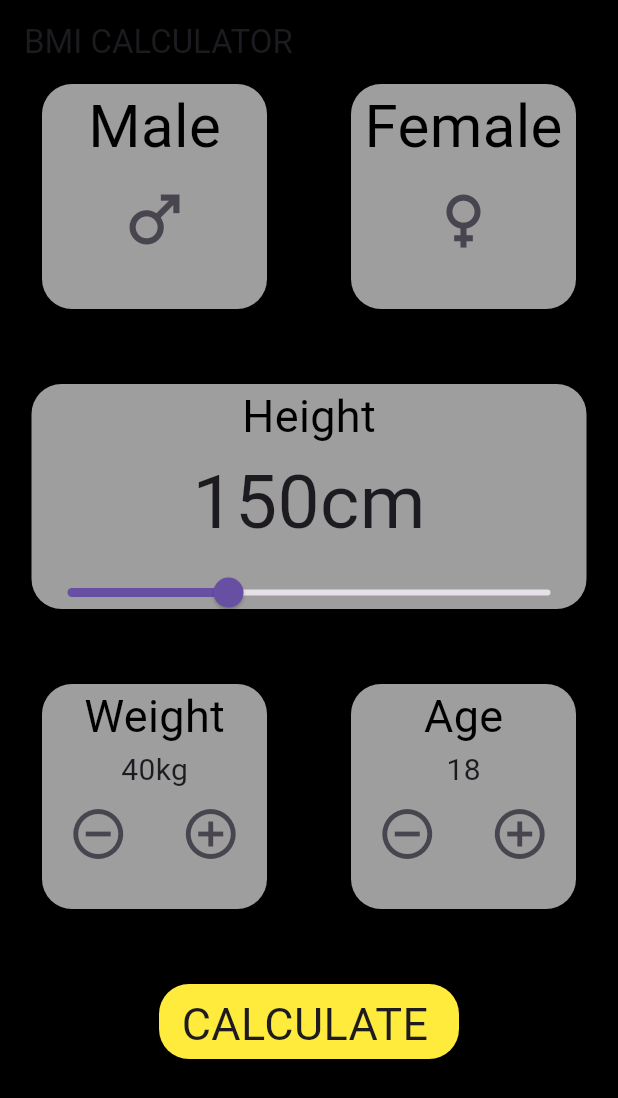
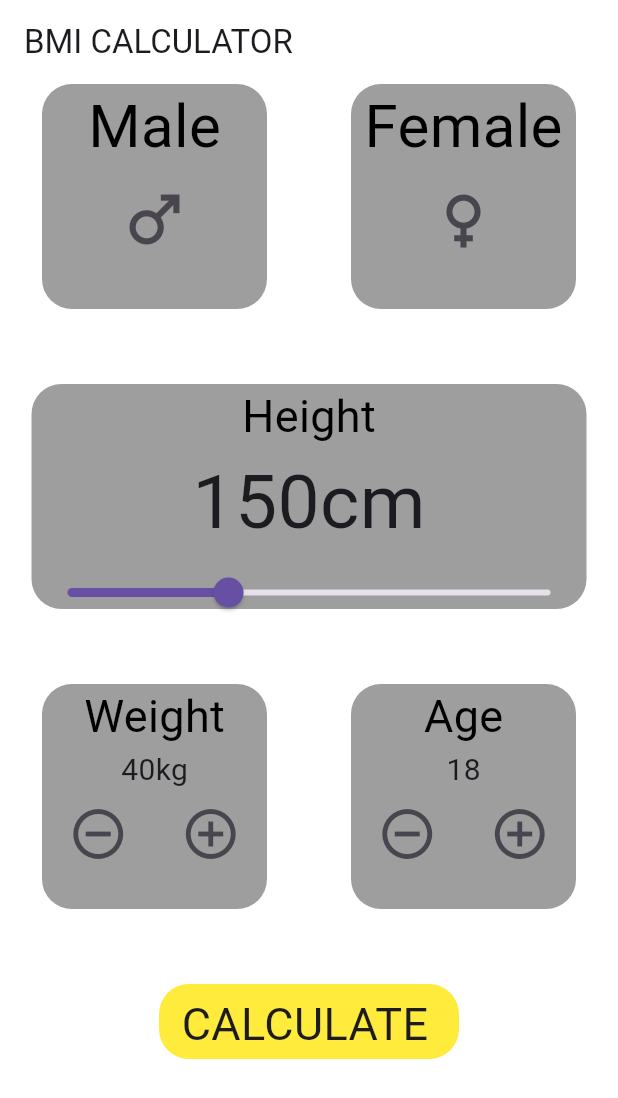
Before and after one commit to hsj3h/bmicalculator, a Flutter app: the screen it shows after launch, on a phone screen of 412 x 824 dp. Shown: the top 1098 px of the screen. Run offline on Flutter 3.47's test engine with Material 3 defaults, Android fonts, the phone set to English and light mode, and no system bars.

Commit message:
initial commit

```diff
--- a/lib/frontpage.dart
+++ b/lib/frontpage.dart
@@ -17,11 +17,11 @@ class _FrontPageState extends State<FrontPage> {
   Widget build(BuildContext context) {
     return MaterialApp(
       home: Scaffold(
-        backgroundColor: Colors.black,
+        backgroundColor: Colors.white70,
         appBar: AppBar(
           title: Text(
             "BMI CALCULATOR"
-          ),backgroundColor: Colors.black,
+          ),backgroundColor: Colors.white24,
         ),
         body: Column(
           children: [
--- a/lib/resultpage.dart
+++ b/lib/resultpage.dart
@@ -44,7 +44,7 @@ class _ResultPageState extends State<ResultPage> {
 
                 decoration:BoxDecoration(borderRadius: BorderRadius.circular(30),color: Colors.yellow),
                 child:
-                Center(child: Text("Re-Calculate",style: TextStyle(fontSize: 30,color: Colors.black),)),
+                Center(child: Text("Re- Calculate",style: TextStyle(fontSize: 30,color: Colors.black),)),
 
               ),
               onTap: (){
```
